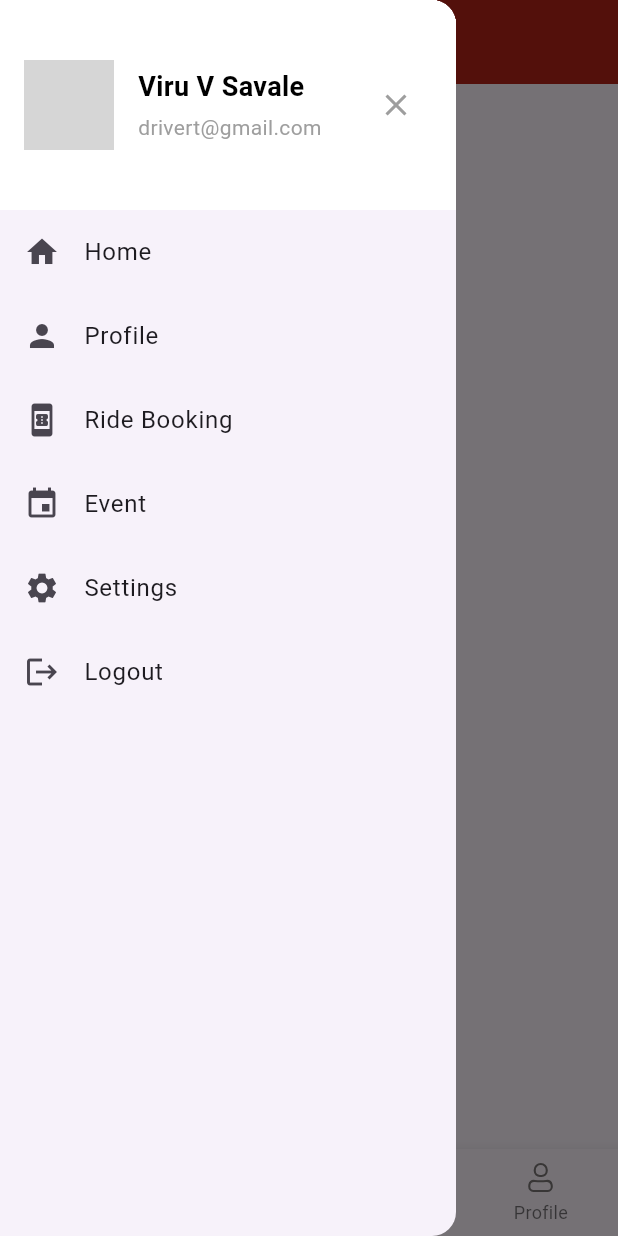
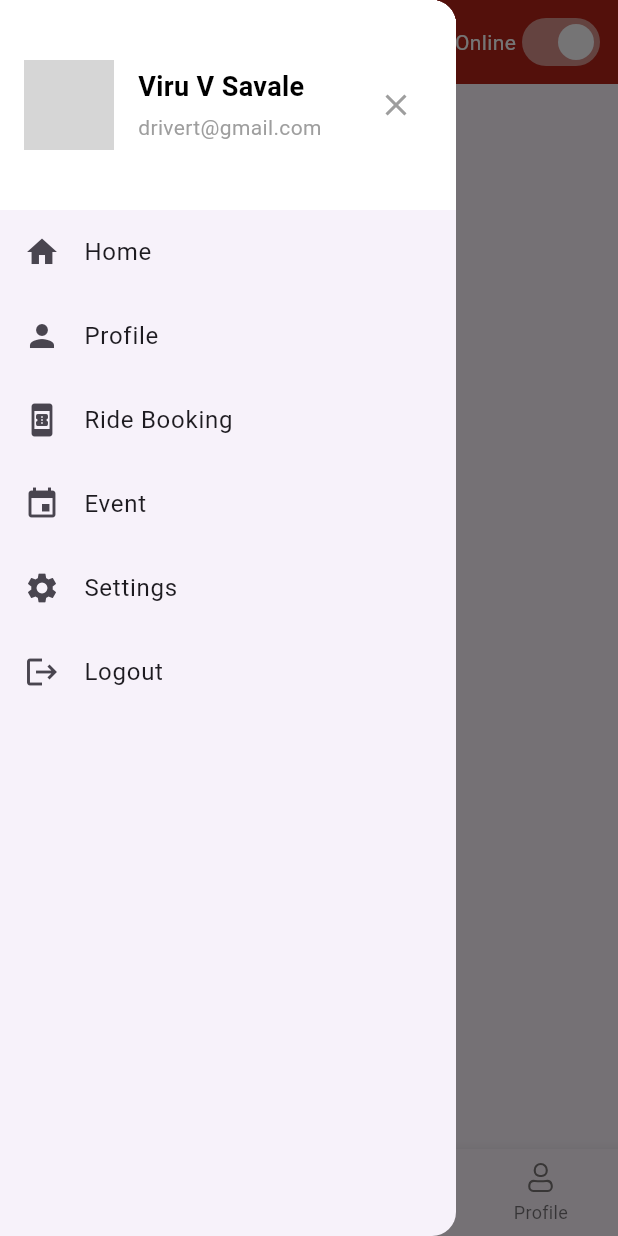
Before and after one commit to Amaanvikar/GetxFlow, a Flutter app: the HomeScreen screen opened by its route, with the side drawer open, on a phone screen of 412 x 824 dp. Run offline on Flutter 3.47's test engine with Material 3 defaults, Android fonts, the phone set to English and light mode, and no system bars; our stand-ins replace firebase_core, flutter_svg, get, image_picker, shared_preferences; accounts and stored records are empty; grey boxes are pictures that could not be loaded.

Commit message:
ADD:toggle button setup at homescreen toolbar

```diff
--- a/lib/controller/home_screen_controller.dart
+++ b/lib/controller/home_screen_controller.dart
@@ -3,6 +3,8 @@ import 'package:getxflow/models/user_profile_model.dart';
 
 class HomeScreenController extends GetxController {
   var title = 'HomeScreen'.obs;
-  var message = "This is HomeScreen".obs;
+  var message = "Welcome to HrCabDriver".obs;
   var profile = Rxn<DriverProfile>();
+
+  var isOnline = true.obs;
 }
--- a/lib/screens/homescreen.dart
+++ b/lib/screens/homescreen.dart
@@ -25,6 +25,28 @@ class HomeScreen extends StatelessWidget {
                   TextStyle(fontWeight: FontWeight.bold, color: Colors.white),
             ),
           ),
+          actions: [
+            Row(
+              children: [
+                Obx(() => Text(
+                      controller.isOnline.value ? "Online" : "Offline",
+                      style: const TextStyle(color: Colors.white),
+                    )),
+                Obx(() => Switch(
+                      value: controller.isOnline.value,
+                      onChanged: (value) {
+                        controller.isOnline.value = value;
+                      },
+                      activeColor: Colors.white60,
+                      inactiveThumbColor: Colors.grey,
+                      inactiveTrackColor: Colors.white24,
+                    )),
+              ],
+            ),
+            const SizedBox(
+              width: 8,
+            ),
+          ],
         ),
         body: Center(
           child: Obx(() => Column(
```
Also changed, not shown: 4 other files.
